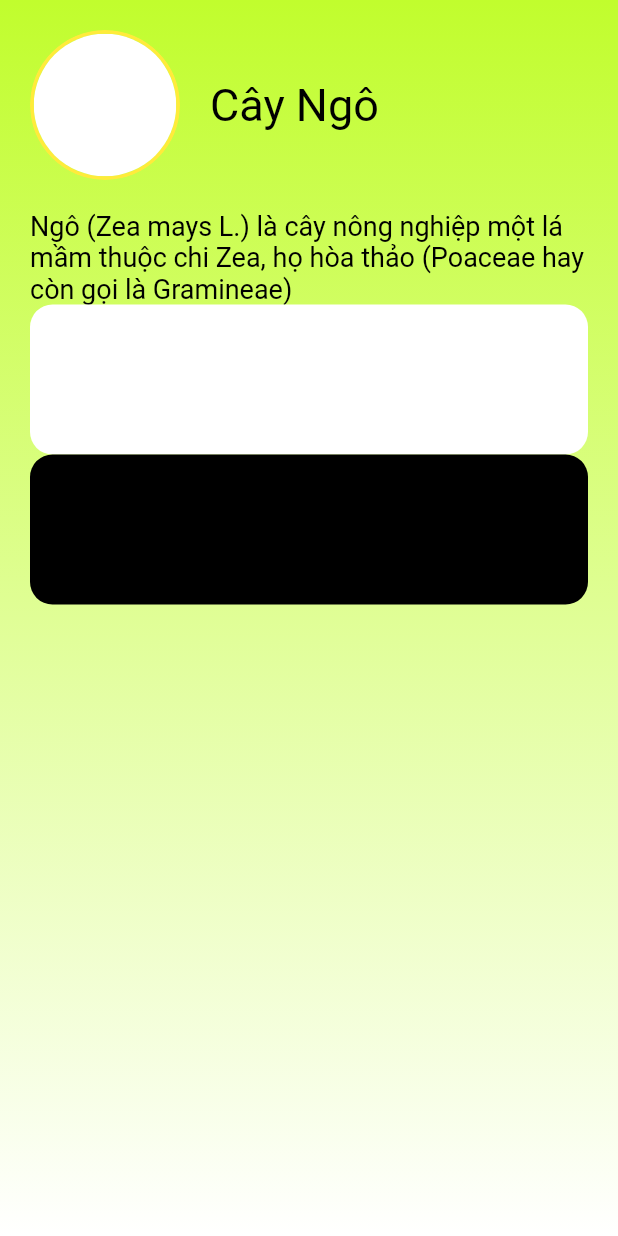
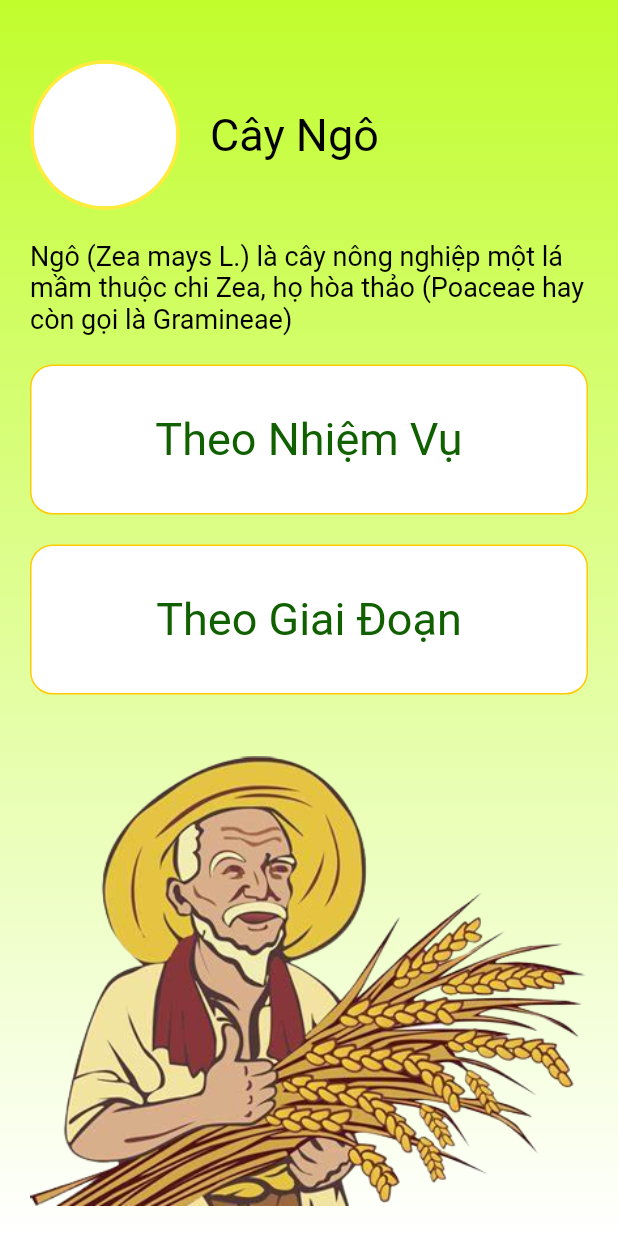
Before and after one commit to trughieu/plant_process, a Flutter app: the screen it shows after launch, on a phone screen of 412 x 824 dp. Run offline on Flutter 3.47's test engine with Material 2 defaults, Android fonts, the phone set to English and light mode, and no system bars.

Commit message:
init commit

```diff
--- a/lib/main.dart
+++ b/lib/main.dart
@@ -1,5 +1,5 @@
 import 'package:flutter/material.dart';
-import 'package:plant_process/HomePage/components/plants.dart';
+import 'package:plant_process/tip_plant/components/plants.dart';
 import 'package:plant_process/HomePage/homepage.dart';
 
 void main() {
--- a/lib/routes.dart
+++ b/lib/routes.dart
@@ -1,7 +1,7 @@
 import 'package:flutter/cupertino.dart';
 import 'package:plant_process/HomePage/homepage.dart';
 
-import 'HomePage/components/plants.dart';
+import 'tip_plant/components/plants.dart';
 
 
 final Map<String, WidgetBuilder> routes={
--- a/lib/HomePage/components/plants.dart
+++ b/lib/tip_plant/components/plants.dart
@@ -19,8 +19,17 @@ class Plant extends StatelessWidget {
           ),
         ),
         child: Container(
-              padding: EdgeInsets.all(20),
-              child: Column(
+          padding: EdgeInsets.only(top: 20),
+          margin: EdgeInsets.all(20),
+          child: Stack(
+            children: [
+              Container(
+                width: MediaQuery.of(context).size.width,
+                height: MediaQuery.of(context).size.height,
+                alignment: Alignment.bottomLeft,
+                child: Image.asset("asset/images/farmer.png"),
+              ),
+              Column(
                 children: [
                   Row(
                     children: [
@@ -54,7 +63,7 @@ class Plant extends StatelessWidget {
                         ),
                       ),
                       Container(
-                        padding: const EdgeInsets.only(left: 20),
+                        padding: EdgeInsets.only(left: 20),
                         height: 50,
                         child: const Center(
                           child: Text(
@@ -66,15 +75,10 @@ class Plant extends StatelessWidget {
                           ),
                         ),
                       ),
-
-                      //     child: Text(
-                      //   "Cây ngô",
-                      //   style: TextStyle(fontSize: 12),
-                      // ))
                     ],
                   ),
                   Container(
-                    padding: const EdgeInsets.only(top: 20),
+                    padding: EdgeInsets.only(top: 20),
                     child: const Text(
                       "Ngô (Zea mays L.) là cây nông nghiệp một lá mầm thuộc chi Zea, họ hòa thảo (Poaceae hay còn gọi là Gramineae)",
                       style: TextStyle(
@@ -85,28 +89,41 @@ class Plant extends StatelessWidget {
                     ),
                   ),
                   Container(
-                    padding:  EdgeInsets.only(top: 20),
+                    height: 100,
+                    margin: EdgeInsets.only(top: 20),
+                    decoration: BoxDecoration(
+                        border: Border.all(color: Color(0xfffecb02)),
+                        borderRadius: BorderRadius.all(Radius.circular(15)),
+                        color: Colors.white),
+                    child: const Center(
+                      child: Text(
+                        "Theo Nhiệm Vụ",
+                        style:
+                            TextStyle(color: Color(0xff116000), fontSize: 30),
+                      ),
+                    ),
+                  ),
+                  Container(
+                    margin: EdgeInsets.only(top: 20),
                     height: 100,
                     width: MediaQuery.of(context).size.width,
                     decoration: BoxDecoration(
+                        border: Border.all(color: Color(0xfffecb02)),
                         borderRadius: BorderRadius.all(Radius.circular(15)),
-                      color: Colors.white
+                        color: Colors.white),
+                    child: const Center(
+                      child: Text(
+                        "Theo Giai Đoạn",
+                        style:
+                            TextStyle(color: Color(0xff116000), fontSize: 30),
                       ),
-
                     ),
-                  Container(
-                    padding:  EdgeInsets.only(top: 20),
-                    height: 100,
-                    width: MediaQuery.of(context).size.width,
-                    decoration: BoxDecoration(
-                        borderRadius: BorderRadius.all(Radius.circular(15)),
-                        color: Colors.black
-                    ),
-
                   ),
                 ],
-              )),
-
+              ),
+            ],
+          ),
+        ),
       ),
     );
   }
```
Also changed, not shown: asset/images/farmer.png (added), lib/tip_plant/components/follow_mission.dart (added). Lines whose indentation alone changed are shown as unchanged.
